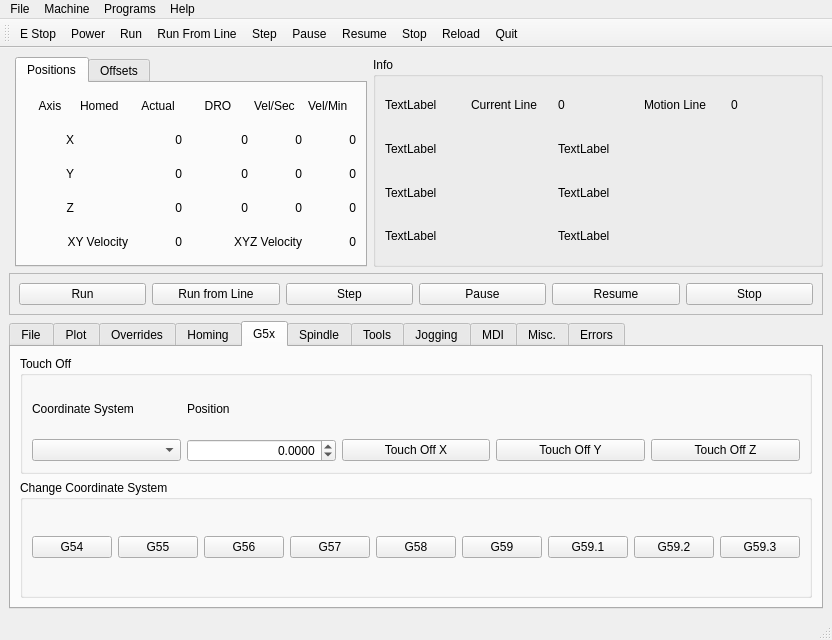
First picture: the form in examples/xyz.ui, repository jethornton/flexgui, before the edit.
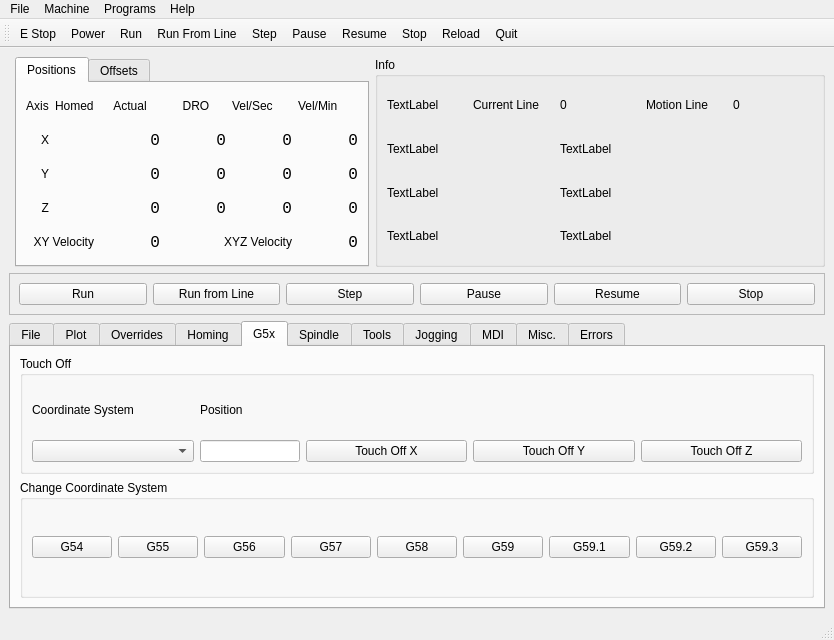
Second picture: the form after the edit. The open tabs and pages were chosen to show the change.

```diff
--- a/examples/xyz.ui
+++ b/examples/xyz.ui
@@ -309,40 +309,10 @@
            <string>Touch Off</string>
           </property>
           <layout class="QGridLayout" name="gridLayout_29">
-           <item row="1" column="0">
+           <item row="2" column="0">
             <widget class="QComboBox" name="touchoff_system_cb"/>
            </item>
-           <item row="1" column="1">
-            <widget class="QDoubleSpinBox" name="touchoff_dsb">
-             <property name="alignment">
-              <set>Qt::AlignRight|Qt::AlignTrailing|Qt::AlignVCenter</set>
-             </property>
-             <property name="decimals">
-              <number>4</number>
-             </property>
-             <property name="minimum">
-              <double>-100.000000000000000</double>
-             </property>
-             <property name="maximum">
-              <double>100.000000000000000</double>
-             </property>
-            </widget>
-           </item>
-           <item row="1" column="2">
-            <widget class="QPushButton" name="touchoff_pb_x">
-             <property name="text">
-              <string>Touch Off X</string>
-             </property>
-            </widget>
-           </item>
-           <item row="1" column="4">
-            <widget class="QPushButton" name="touchoff_pb_z">
-             <property name="text">
-              <string>Touch Off Z</string>
-             </property>
-            </widget>
-           </item>
-           <item row="1" column="3">
+           <item row="2" column="3">
             <widget class="QPushButton" name="touchoff_pb_y">
              <property name="text">
               <string>Touch Off Y</string>
@@ -356,6 +326,20 @@
              </property>
             </widget>
            </item>
+           <item row="2" column="2">
+            <widget class="QPushButton" name="touchoff_pb_x">
+             <property name="text">
+              <string>Touch Off X</string>
+             </property>
+            </widget>
+           </item>
+           <item row="2" column="4">
+            <widget class="QPushButton" name="touchoff_pb_z">
+             <property name="text">
+              <string>Touch Off Z</string>
+             </property>
+            </widget>
+           </item>
            <item row="0" column="1">
             <widget class="QLabel" name="label_29">
              <property name="text">
@@ -363,6 +347,19 @@
              </property>
             </widget>
            </item>
+           <item row="2" column="1">
+            <widget class="QLineEdit" name="touchoff_le">
+             <property name="maximumSize">
+              <size>
+               <width>100</width>
+               <height>16777215</height>
+              </size>
+             </property>
+             <property name="alignment">
+              <set>Qt::AlignRight|Qt::AlignTrailing|Qt::AlignVCenter</set>
+             </property>
+            </widget>
+           </item>
           </layout>
          </widget>
         </item>
@@ -1502,6 +1499,18 @@
        <layout class="QGridLayout" name="gridLayout_2">
         <item row="1" column="4">
          <widget class="QLabel" name="joint_vel_sec_0_lb">
+          <property name="minimumSize">
+           <size>
+            <width>60</width>
+            <height>0</height>
+           </size>
+          </property>
+          <property name="font">
+           <font>
+            <family>Monospace</family>
+            <pointsize>12</pointsize>
+           </font>
+          </property>
           <property name="text">
            <string>0</string>
           </property>
@@ -1515,6 +1524,18 @@
         </item>
         <item row="2" column="2">
          <widget class="QLabel" name="actual_lb_y">
+          <property name="minimumSize">
+           <size>
+            <width>60</width>
+            <height>0</height>
+           </size>
+          </property>
+          <property name="font">
+           <font>
+            <family>Monospace</family>
+            <pointsize>12</pointsize>
+           </font>
+          </property>
           <property name="text">
            <string>0</string>
           </property>
@@ -1525,6 +1546,18 @@
         </item>
         <item row="1" column="3">
          <widget class="QLabel" name="dro_lb_x">
+          <property name="minimumSize">
+           <size>
+            <width>60</width>
+            <height>0</height>
+           </size>
+          </property>
+          <property name="font">
+           <font>
+            <family>Monospace</family>
+            <pointsize>12</pointsize>
+           </font>
+          </property>
           <property name="text">
            <string>0</string>
           </property>
@@ -1545,6 +1578,18 @@
         </item>
         <item row="3" column="5">
          <widget class="QLabel" name="joint_vel_min_2_lb">
+          <property name="minimumSize">
+           <size>
+            <width>60</width>
+            <height>0</height>
+           </size>
+          </property>
+          <property name="font">
+           <font>
+            <family>Monospace</family>
+            <pointsize>12</pointsize>
+           </font>
+          </property>
           <property name="text">
            <string>0</string>
           </property>
@@ -1558,6 +1603,18 @@
         </item>
         <item row="2" column="3">
          <widget class="QLabel" name="dro_lb_y">
+          <property name="minimumSize">
+           <size>
+            <width>60</width>
+            <height>0</height>
+           </size>
+          </property>
+          <property name="font">
+           <font>
+            <family>Monospace</family>
+            <pointsize>12</pointsize>
+           </font>
+          </property>
           <property name="text">
            <string>0</string>
           </property>
@@ -1588,6 +1645,18 @@
         </item>
         <item row="2" column="4">
          <widget class="QLabel" name="joint_vel_sec_1_lb">
+          <property name="minimumSize">
+           <size>
+            <width>60</width>
+            <height>0</height>
+           </size>
+          </property>
+          <property name="font">
+           <font>
+            <family>Monospace</family>
+            <pointsize>12</pointsize>
+           </font>
+          </property>
           <property name="text">
            <string>0</string>
           </property>
@@ -1601,6 +1670,18 @@
         </item>
         <item row="3" column="2">
          <widget class="QLabel" name="actual_lb_z">
+          <property name="minimumSize">
+           <size>
+            <width>60</width>
+            <height>0</height>
+           </size>
+          </property>
+          <property name="font">
+           <font>
+            <family>Monospace</family>
+            <pointsize>12</pointsize>
+           </font>
+          </property>
           <property name="text">
            <string>0</string>
           </property>
@@ -1611,6 +1692,18 @@
         </item>
         <item row="1" column="2">
          <widget class="QLabel" name="actual_lb_x">
+          <property name="minimumSize">
+           <size>
+            <width>60</width>
+            <height>0</height>
+           </size>
+          </property>
+          <property name="font">
+           <font>
+            <family>Monospace</family>
+            <pointsize>12</pointsize>
+           </font>
+          </property>
           <property name="text">
            <string>0</string>
           </property>
@@ -1631,6 +1724,18 @@
         </item>
         <item row="1" column="5">
          <widget class="QLabel" name="joint_vel_min_0_lb">
+          <property name="minimumSize">
+           <size>
+            <width>60</width>
+            <height>0</height>
+           </size>
+          </property>
+          <property name="font">
+           <font>
+            <family>Monospace</family>
+            <pointsize>12</pointsize>
+           </font>
+          </property>
           <property name="text">
            <string>0</string>
           </property>
@@ -1691,6 +1796,18 @@
         </item>
         <item row="3" column="3">
          <widget class="QLabel" name="dro_lb_z">
+          <property name="minimumSize">
+           <size>
+            <width>60</width>
+            <height>0</height>
+           </size>
+          </property>
+          <property name="font">
+           <font>
+            <family>Monospace</family>
+            <pointsize>12</pointsize>
+           </font>
+          </property>
           <property name="text">
            <string>0</string>
           </property>
@@ -1737,6 +1854,18 @@
         </item>
         <item row="2" column="5">
          <widget class="QLabel" name="joint_vel_min_1_lb">
+          <property name="minimumSize">
+           <size>
+            <width>60</width>
+            <height>0</height>
+           </size>
+          </property>
+          <property name="font">
+           <font>
+            <family>Monospace</family>
+            <pointsize>12</pointsize>
+           </font>
+          </property>
           <property name="text">
            <string>0</string>
           </property>
@@ -1750,6 +1879,18 @@
         </item>
         <item row="3" column="4">
          <widget class="QLabel" name="joint_vel_sec_2_lb">
+          <property name="minimumSize">
+           <size>
+            <width>60</width>
+            <height>0</height>
+           </size>
+          </property>
+          <property name="font">
+           <font>
+            <family>Monospace</family>
+            <pointsize>12</pointsize>
+           </font>
+          </property>
           <property name="text">
            <string>0</string>
           </property>
@@ -1763,6 +1904,18 @@
         </item>
         <item row="4" column="2">
          <widget class="QLabel" name="two_vel_lb">
+          <property name="minimumSize">
+           <size>
+            <width>60</width>
+            <height>0</height>
+           </size>
+          </property>
+          <property name="font">
+           <font>
+            <family>Monospace</family>
+            <pointsize>12</pointsize>
+           </font>
+          </property>
           <property name="text">
            <string>0</string>
           </property>
@@ -1802,6 +1955,18 @@
         </item>
         <item row="4" column="5">
          <widget class="QLabel" name="three_vel_lb">
+          <property name="minimumSize">
+           <size>
+            <width>60</width>
+            <height>0</height>
+           </size>
+          </property>
+          <property name="font">
+           <font>
+            <family>Monospace</family>
+            <pointsize>12</pointsize>
+           </font>
+          </property>
           <property name="text">
            <string>0</string>
           </property>
```
Left out of the diff: 71 changed lines with no effect on the pictures.
